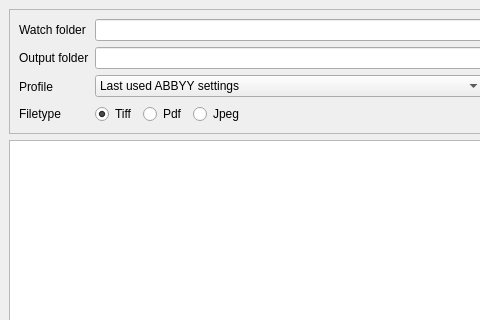
se0siris/abbyy-automator, file ui/mainwindow.ui: the form before one commit; both pictures show x 0 to 480 and y 0 to 320 of the 590 by 432 pixel window.
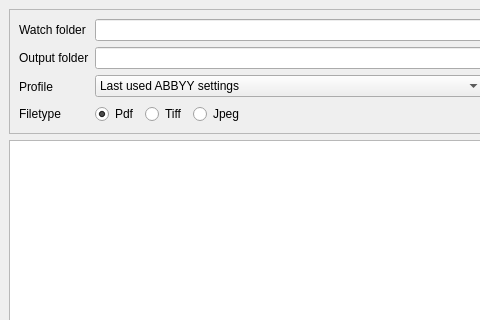
The form after the commit. Icons and pictures are not drawn. Custom widgets are drawn as their Qt base class.

Commit message: Removed closed button clicking on error windows as the process will just be killed anyway.

The edit to the form file:
```diff
--- a/ui/mainwindow.ui
+++ b/ui/mainwindow.ui
@@ -87,9 +87,9 @@
              <number>0</number>
             </property>
             <item>
-             <widget class="QRadioButton" name="rb_tiff">
+             <widget class="QRadioButton" name="rb_pdf">
               <property name="text">
-               <string>Tiff</string>
+               <string>Pdf</string>
               </property>
               <property name="checked">
                <bool>true</bool>
@@ -97,9 +97,12 @@
              </widget>
             </item>
             <item>
-             <widget class="QRadioButton" name="rb_pdf">
+             <widget class="QRadioButton" name="rb_tiff">
               <property name="text">
-               <string>Pdf</string>
+               <string>Tiff</string>
+              </property>
+              <property name="checked">
+               <bool>false</bool>
               </property>
              </widget>
             </item>
```
The commit also changes 4 other files.
